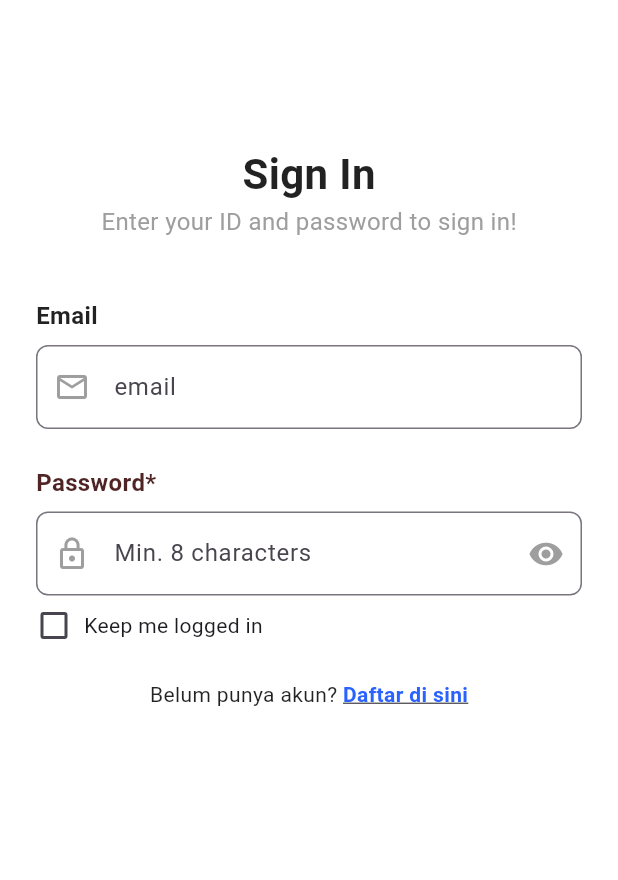
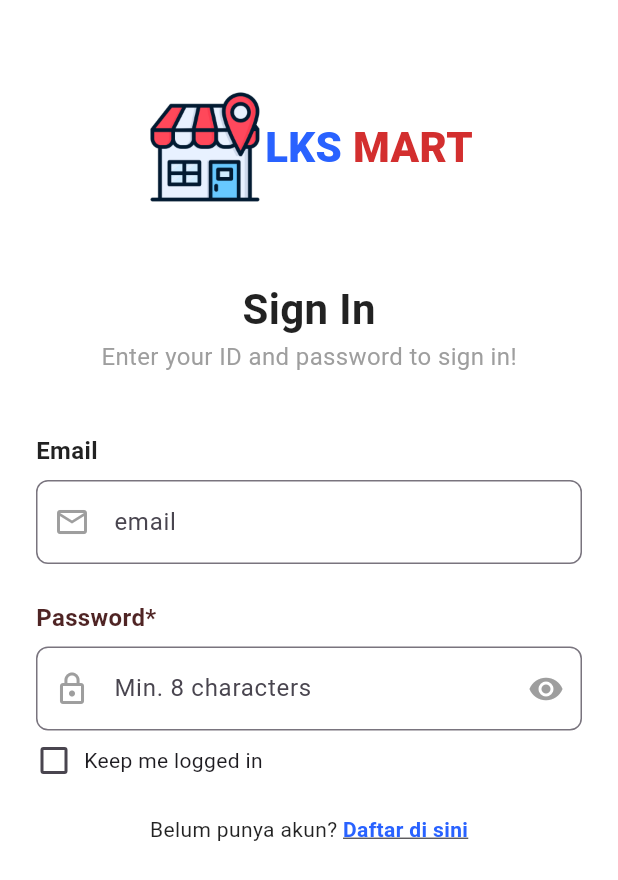
Before and after one commit to R24-sh/rahmat_suaebi_hamdani_2410910040036, a Flutter app: the screen it shows after launch, on a phone screen of 412 x 824 dp. Shown: the top 880 px of the screen. Run offline on Flutter 3.47's test engine with Material 3 defaults, Android fonts, the light colour scheme and no system bars.

Commit message:
tambahLogo

```diff
--- a/lib/login.dart
+++ b/lib/login.dart
@@ -30,7 +30,25 @@ class _TextBoxPageState extends State<LoginPage> {
                   child: Column(
                     children: [
 
+                      const SizedBox(height: 10),
+                      Row(
+
+                        mainAxisAlignment: MainAxisAlignment.center,
+                        children: [
+                          Image.asset("gambar/Logo.png", height: 80, width: 80),
+
+                          Text(
+                            "LKS ",
+                            style: TextStyle(fontSize: 28, fontWeight: FontWeight.w900, color: Colors.blueAccent.shade700), // Mengurangi ukuran font
+                          ),
+                          Text(
+                            "MART",
+                            style: TextStyle(fontSize: 28, fontWeight: FontWeight.w900, color: Colors.red.shade700), // Mengurangi ukuran font
+                          ),
+                        ],
+                      ),
                       const SizedBox(height: 48),
+                      // Judul Sign In
                       const Text(
                         "Sign In",
                         style: TextStyle(fontSize: 28, fontWeight: FontWeight.bold, color: Colors.black87),
@@ -58,9 +76,19 @@ class _TextBoxPageState extends State<LoginPage> {
                     prefixIcon: const Icon(Icons.email_outlined, color: Colors.grey),
                     errorStyle: const TextStyle(fontSize: 14),
                   ),
+                  validator: (value) {
+                    if (value == null || value.isEmpty) {
+                      return 'Email tidak boleh kosong.';
+                    }
+                    if (!value.contains('@')) {
+                       return 'Format email tidak valid.';
+                    }
+                    return null;
+                  },
                 ),
 
                 const SizedBox(height: 24),
+
                 const Text(
                   "Password*",
                   style: TextStyle(fontWeight: FontWeight.bold, fontSize: 16, color: Color.fromARGB(221, 52, 2, 2)),
```
